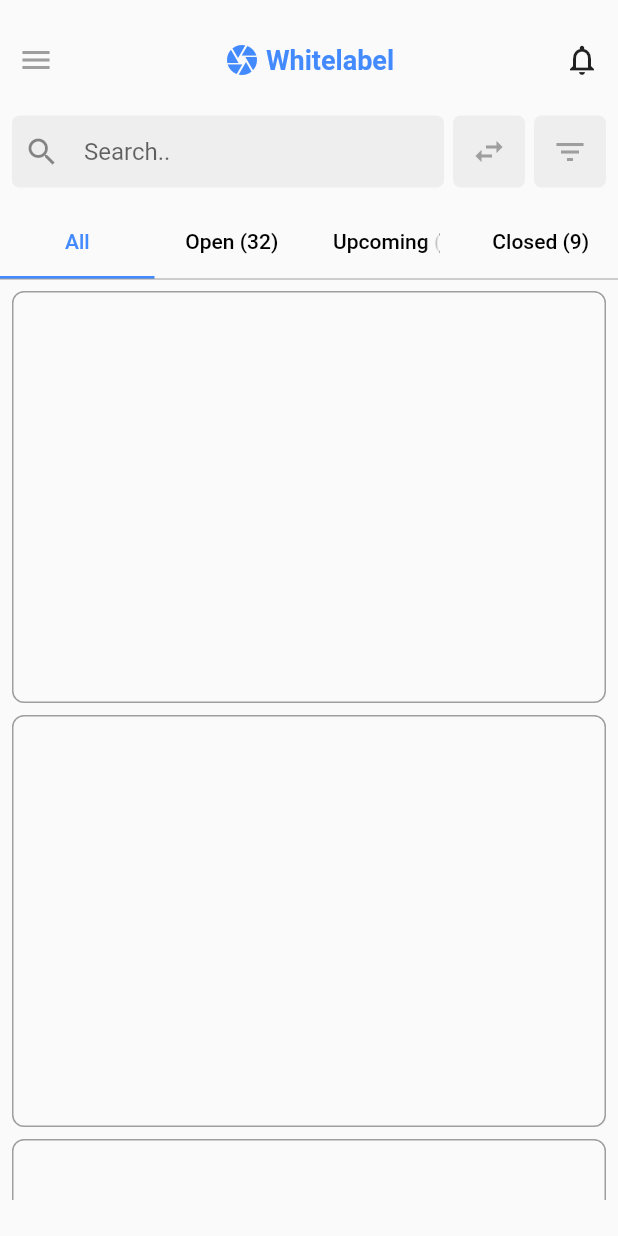
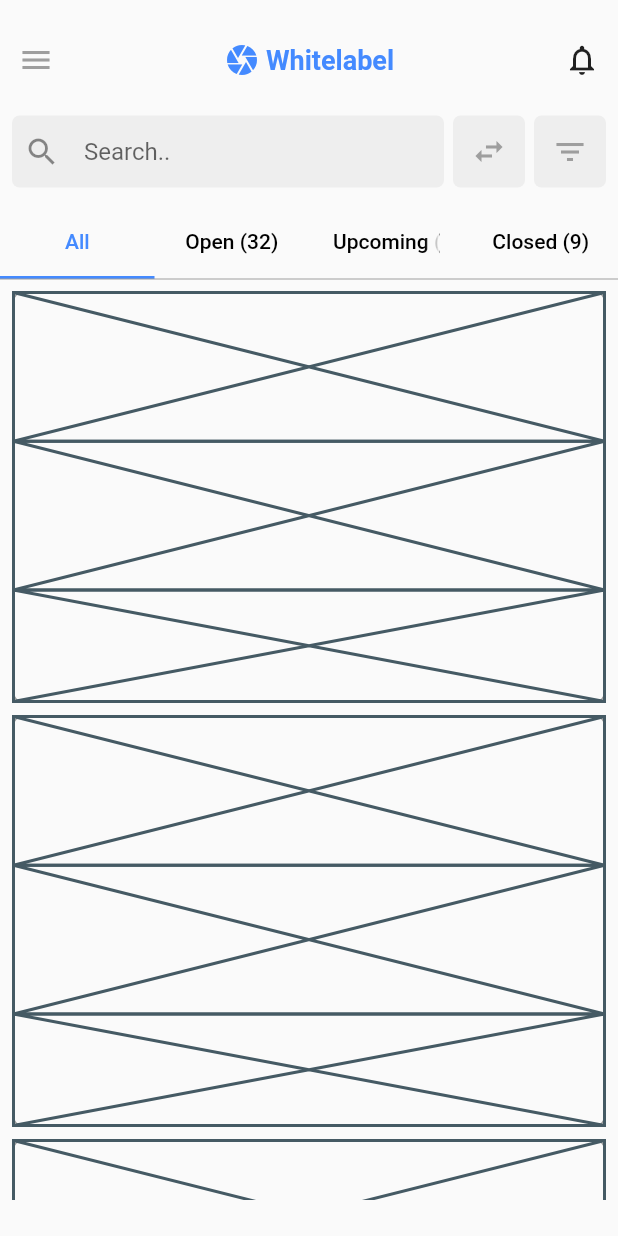
Before and after one commit to JAICHANGPARK/flutter_notebook_17th_story, a Flutter app: the screen it shows after launch, on a phone screen of 412 x 824 dp. Run offline on Flutter 3.47's test engine with Material 2 defaults, Android fonts, the phone set to English and light mode, and no system bars; our stand-ins replace cached_network_image, fl_chart, flutter_riverpod, freezed_annotation, ionicons, percent_indicator.

Commit message:
Update alphanect_main_page.dart

```diff
--- a/lib/ep1022_alphanect_app/src/ui/alphanect_main_page.dart
+++ b/lib/ep1022_alphanect_app/src/ui/alphanect_main_page.dart
@@ -87,8 +87,12 @@ class AlphanectMainPage extends StatelessWidget {
                             borderRadius: BorderRadius.circular(5),
                           ),
                           child: const Center(
-                            child: RotatedBox(quarterTurns: 1,
-                            child: Icon(Icons.import_export, color: Colors.grey,)),
+                            child: RotatedBox(
+                                quarterTurns: 1,
+                                child: Icon(
+                                  Icons.import_export,
+                                  color: Colors.grey,
+                                )),
                           ),
                         ),
                         const SizedBox(
@@ -102,7 +106,10 @@ class AlphanectMainPage extends StatelessWidget {
                             borderRadius: BorderRadius.circular(5),
                           ),
                           child: const Center(
-                            child: Icon(Icons.filter_list, color: Colors.grey,),
+                            child: Icon(
+                              Icons.filter_list,
+                              color: Colors.grey,
+                            ),
                           ),
                         ),
                       ],
@@ -145,10 +152,18 @@ class AlphanectMainPage extends StatelessWidget {
                               child: Container(
                                 height: MediaQuery.of(context).size.width / 1.5,
                                 decoration: BoxDecoration(
-                                    borderRadius: BorderRadius.circular(8),
-                                    border: Border.all(
-                                      color: Colors.grey,
-                                    )),
+                                  borderRadius: BorderRadius.circular(8),
+                                  border: Border.all(
+                                    color: Colors.grey,
+                                  ),
+                                ),
+                                child: Column(
+                                  children: [
+                                    Expanded(flex: 4,child: Placeholder()),
+                                    Expanded(flex: 4,child: Placeholder()),
+                                    Expanded(flex: 3,child: Placeholder()),
+                                  ],
+                                ),
                               ),
                             );
                           },
```
